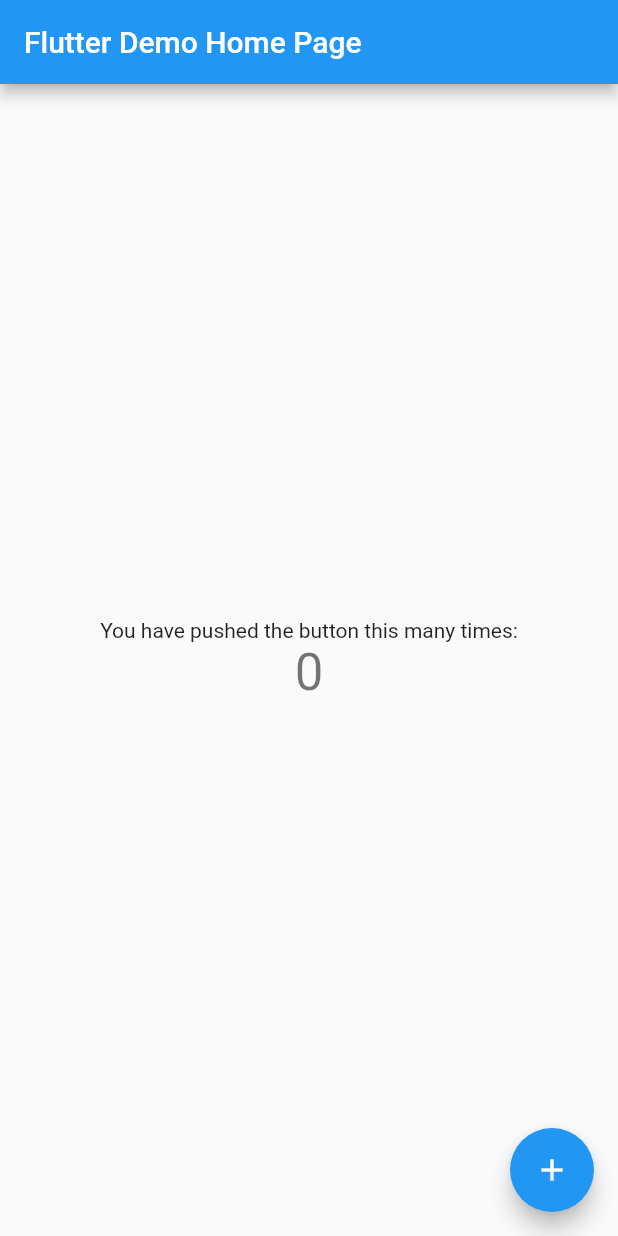
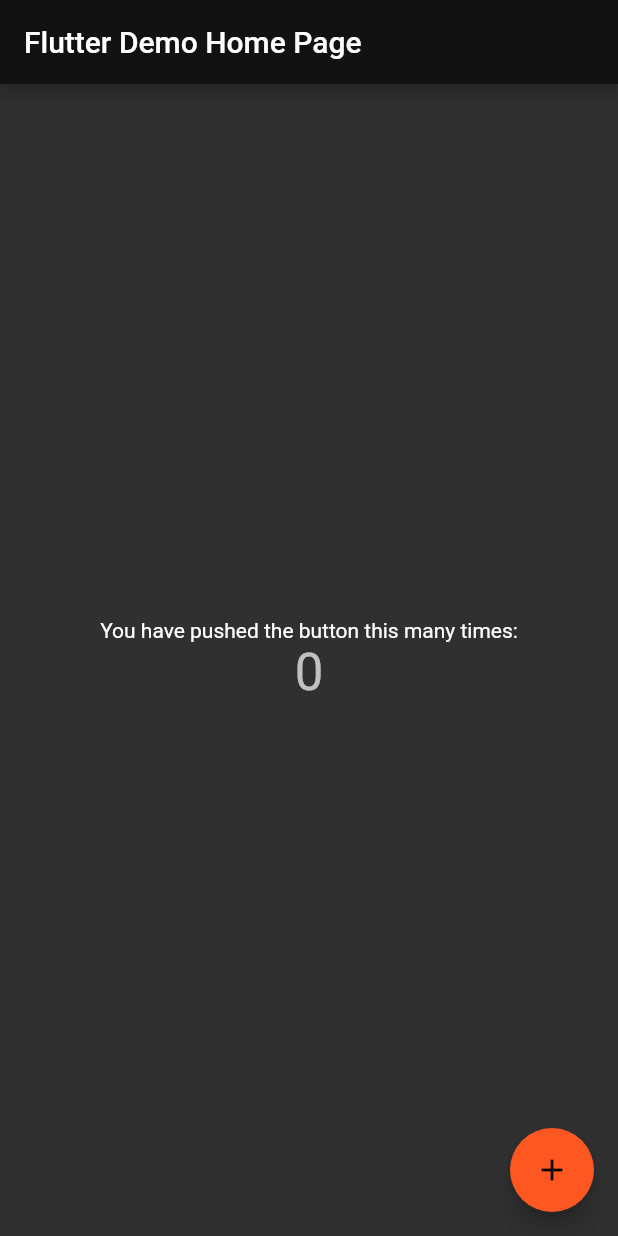
Before and after one commit to MaxBQb/WeatherAppDart, a Flutter app: the screen it shows after launch, on a phone screen of 412 x 824 dp. Run offline on Flutter 3.47's test engine with Material 2 defaults, Android fonts, the phone set to English and light mode, and no system bars.

Commit message:
Setup dark theme

```diff
--- a/lib/main.dart
+++ b/lib/main.dart
@@ -22,7 +22,11 @@ class MyApp extends StatelessWidget {
         // or simply save your changes to "hot reload" in a Flutter IDE).
         // Notice that the counter didn't reset back to zero; the application
         // is not restarted.
-        primarySwatch: Colors.blue,
+        primarySwatch: Colors.deepOrange,
+        colorScheme: const ColorScheme.dark(
+          primary: Colors.deepOrange,
+          secondary: Colors.deepOrange,
+        )
       ),
       home: const MyHomePage(title: 'Flutter Demo Home Page'),
     );
```
